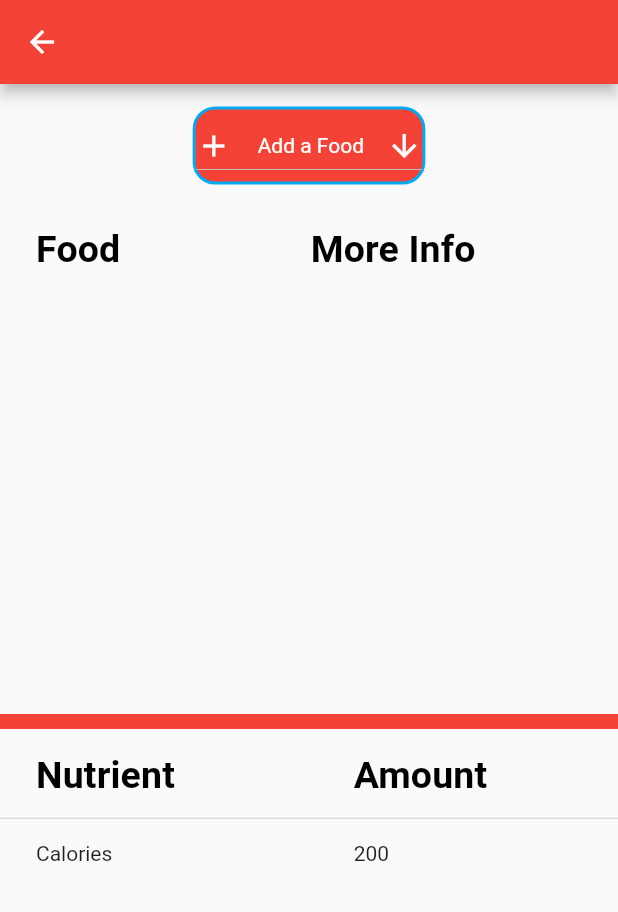
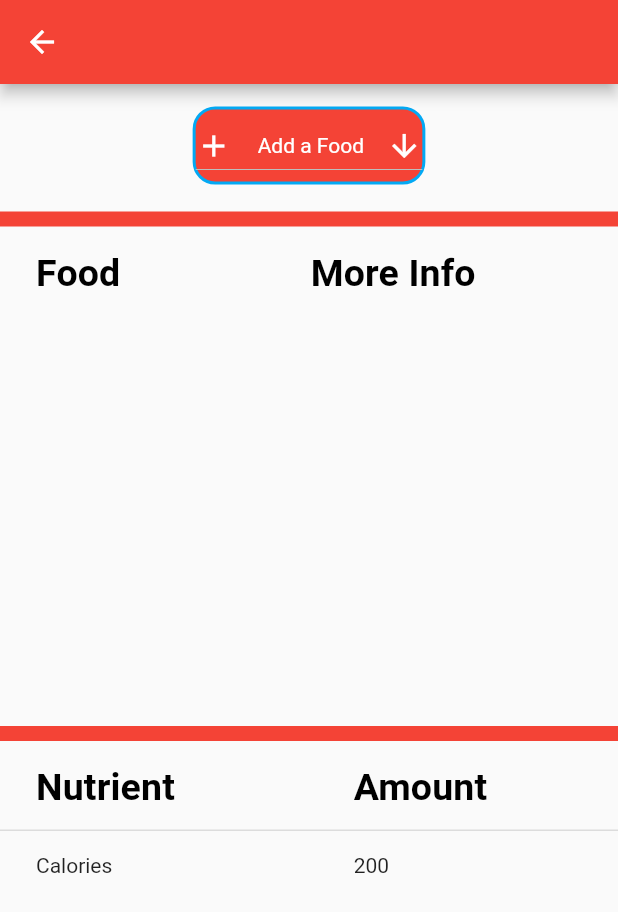
Before and after one commit to MrWilliams97/NutriBud, a Flutter app: the AddMeal screen opened directly, on a phone screen of 412 x 824 dp. Shown: the top 912 px of the screen. Run offline on Flutter 3.47's test engine with Material 2 defaults, Android fonts, the phone set to English and light mode, and no system bars; our stand-ins replace charts_flutter, cloud_firestore, firebase_auth; accounts and stored records are empty.

Commit message:
added divider under add food button

```diff
--- a/hello_world/lib/screens/home/addMeal.dart
+++ b/hello_world/lib/screens/home/addMeal.dart
@@ -21,6 +21,10 @@ class _AddMealState extends State<AddMeal> {
             child: Column(
               children: <Widget>[
                 _buildButton(),
+                Divider(
+                  color: Colors.red,
+                  thickness: 10,
+                ),
                 _buildFoodTable(),
                 //adds a red line to seperate food list item from summary
                 Divider(
```
